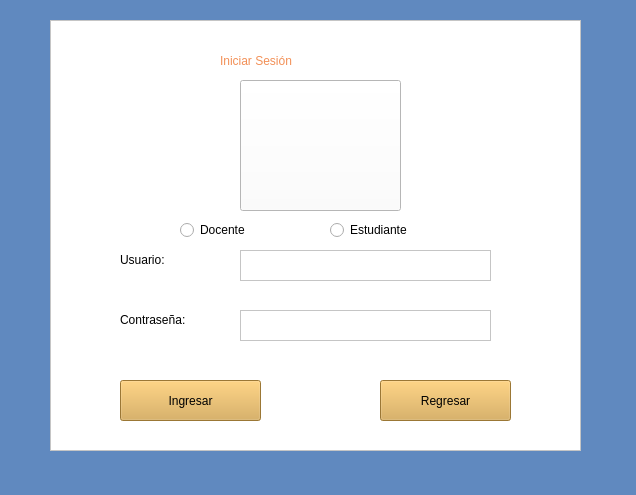
Qt form login.ui (Shanem007/AulaVirtual) before a commit.
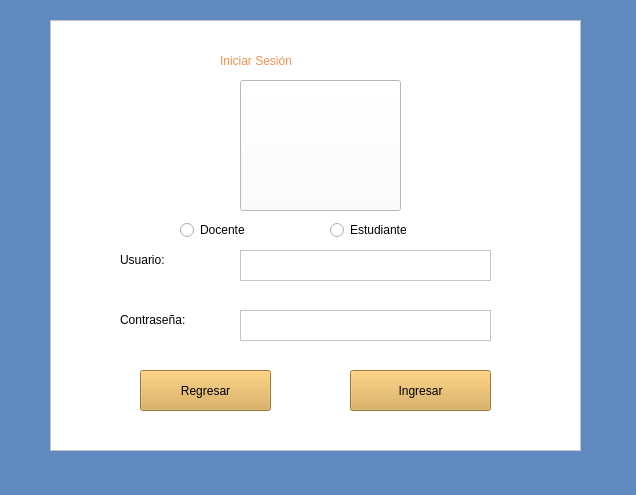
The same form after that commit. Icons and pictures are not drawn.

```diff
--- a/login.ui
+++ b/login.ui
@@ -70,8 +70,8 @@
    <widget class="QPushButton" name="botonIngresar_IS">
     <property name="geometry">
      <rect>
-      <x>70</x>
-      <y>360</y>
+      <x>300</x>
+      <y>350</y>
       <width>141</width>
       <height>41</height>
      </rect>
@@ -87,8 +87,8 @@
    <widget class="QPushButton" name="botonRegresar_IS">
     <property name="geometry">
      <rect>
-      <x>330</x>
-      <y>360</y>
+      <x>90</x>
+      <y>350</y>
       <width>131</width>
       <height>41</height>
      </rect>
```
